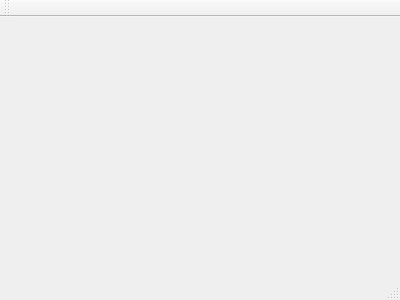
Old version of the form Qt_Dev/v1.1/nettest/mainwindow.ui in the repository xuezeao/git_program.
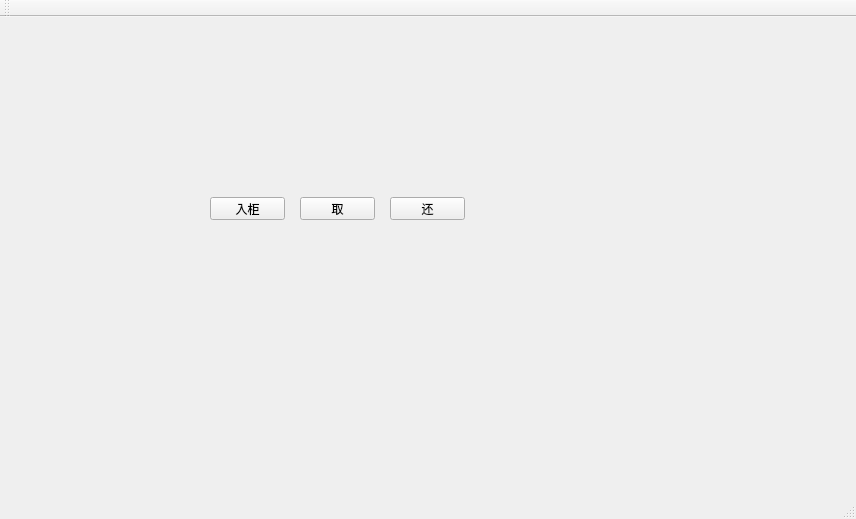
New version of the form.

Patch:
```diff
--- a/Qt_Dev/v1.1/nettest/mainwindow.ui
+++ b/Qt_Dev/v1.1/nettest/mainwindow.ui
@@ -1,24 +1,79 @@
 <ui version="4.0">
  <class>MainWindow</class>
- <widget class="QMainWindow" name="MainWindow" >
-  <property name="geometry" >
+ <widget class="QMainWindow" name="MainWindow">
+  <property name="geometry">
    <rect>
     <x>0</x>
     <y>0</y>
-    <width>400</width>
-    <height>300</height>
+    <width>856</width>
+    <height>519</height>
    </rect>
   </property>
   <property name="windowTitle" >
    <string>MainWindow</string>
   </property>
-  <widget class="QMenuBar" name="menuBar" />
-  <widget class="QToolBar" name="mainToolBar" />
-  <widget class="QWidget" name="centralWidget" />
-  <widget class="QStatusBar" name="statusBar" />
+  <widget class="QWidget" name="centralWidget">
+   <widget class="QPushButton" name="pushButton_reagentP">
+    <property name="geometry">
+     <rect>
+      <x>210</x>
+      <y>180</y>
+      <width>75</width>
+      <height>23</height>
+     </rect>
+    </property>
+    <property name="text">
+     <string>入柜</string>
+    </property>
+   </widget>
+   <widget class="QPushButton" name="pushButton_reagentG">
+    <property name="geometry">
+     <rect>
+      <x>300</x>
+      <y>180</y>
+      <width>75</width>
+      <height>23</height>
+     </rect>
+    </property>
+    <property name="text">
+     <string>取</string>
+    </property>
+   </widget>
+   <widget class="QPushButton" name="pushButton_reagentB">
+    <property name="geometry">
+     <rect>
+      <x>390</x>
+      <y>180</y>
+      <width>75</width>
+      <height>23</height>
+     </rect>
+    </property>
+    <property name="text">
+     <string>还</string>
+    </property>
+   </widget>
+  </widget>
+  <widget class="QMenuBar" name="menuBar">
+   <property name="geometry">
+    <rect>
+     <x>0</x>
+     <y>0</y>
+     <width>856</width>
+     <height>23</height>
+    </rect>
+   </property>
+  </widget>
+  <widget class="QToolBar" name="mainToolBar">
+   <attribute name="toolBarArea">
+    <enum>TopToolBarArea</enum>
+   </attribute>
+   <attribute name="toolBarBreak">
+    <bool>false</bool>
+   </attribute>
+  </widget>
+  <widget class="QStatusBar" name="statusBar"/>
  </widget>
- <layoutDefault spacing="6" margin="11" />
- <pixmapfunction></pixmapfunction>
+ <layoutdefault spacing="6" margin="11"/>
  <resources/>
  <connections/>
 </ui>
```
Left out of the diff: 3 changed lines with no effect on the pictures.
